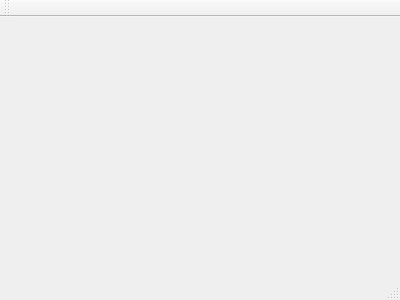
Qt form mainwindow.ui (spatial-model-editor/spatial-model-editor) before a commit.
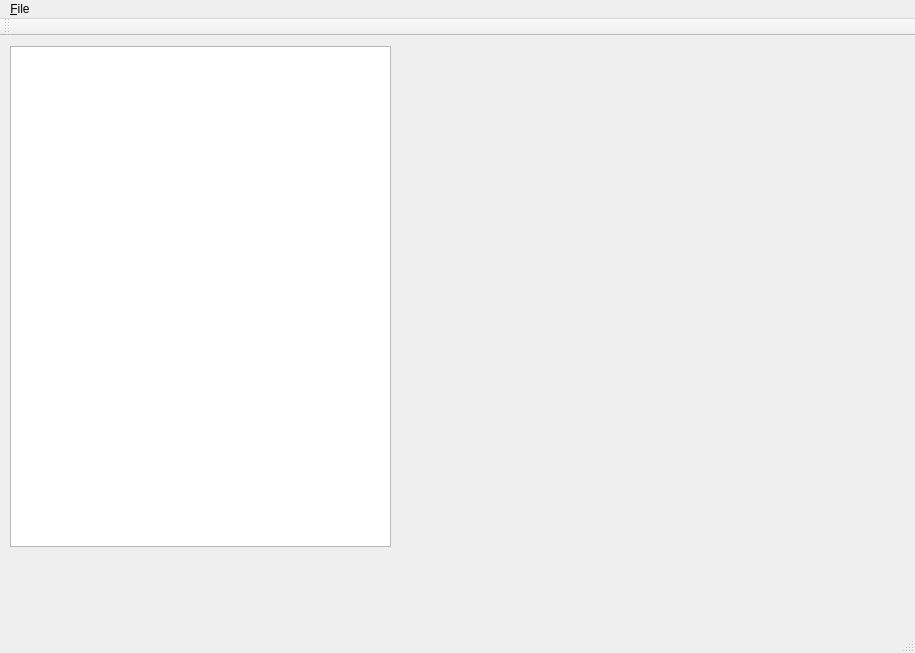
The same form after that commit.

Diff of the .ui file:
```diff
--- a/mainwindow.ui
+++ b/mainwindow.ui
@@ -1,24 +1,62 @@
 <ui version="4.0">
  <class>MainWindow</class>
- <widget class="QMainWindow" name="MainWindow" >
-  <property name="geometry" >
+ <widget class="QMainWindow" name="MainWindow">
+  <property name="geometry">
    <rect>
     <x>0</x>
     <y>0</y>
-    <width>400</width>
-    <height>300</height>
+    <width>915</width>
+    <height>653</height>
    </rect>
   </property>
   <property name="windowTitle" >
    <string>MainWindow</string>
   </property>
-  <widget class="QMenuBar" name="menuBar" />
-  <widget class="QToolBar" name="mainToolBar" />
-  <widget class="QWidget" name="centralWidget" />
-  <widget class="QStatusBar" name="statusBar" />
+  <widget class="QWidget" name="centralWidget">
+   <widget class="QListView" name="listView">
+    <property name="geometry">
+     <rect>
+      <x>10</x>
+      <y>10</y>
+      <width>381</width>
+      <height>501</height>
+     </rect>
+    </property>
+   </widget>
+  </widget>
+  <widget class="QMenuBar" name="menuBar">
+   <property name="geometry">
+    <rect>
+     <x>0</x>
+     <y>0</y>
+     <width>915</width>
+     <height>29</height>
+    </rect>
+   </property>
+   <widget class="QMenu" name="menuHello">
+    <property name="title">
+     <string>&amp;File</string>
+    </property>
+    <addaction name="actionE_xit"/>
+   </widget>
+   <addaction name="menuHello"/>
+  </widget>
+  <widget class="QToolBar" name="mainToolBar">
+   <attribute name="toolBarArea">
+    <enum>TopToolBarArea</enum>
+   </attribute>
+   <attribute name="toolBarBreak">
+    <bool>false</bool>
+   </attribute>
+  </widget>
+  <widget class="QStatusBar" name="statusBar"/>
+  <action name="actionE_xit">
+   <property name="text">
+    <string>E&amp;xit</string>
+   </property>
+  </action>
  </widget>
- <layoutDefault spacing="6" margin="11" />
- <pixmapfunction></pixmapfunction>
+ <layoutdefault spacing="6" margin="11"/>
  <resources/>
  <connections/>
 </ui>
```
Left out of the diff: 3 changed lines with no effect on the pictures.
